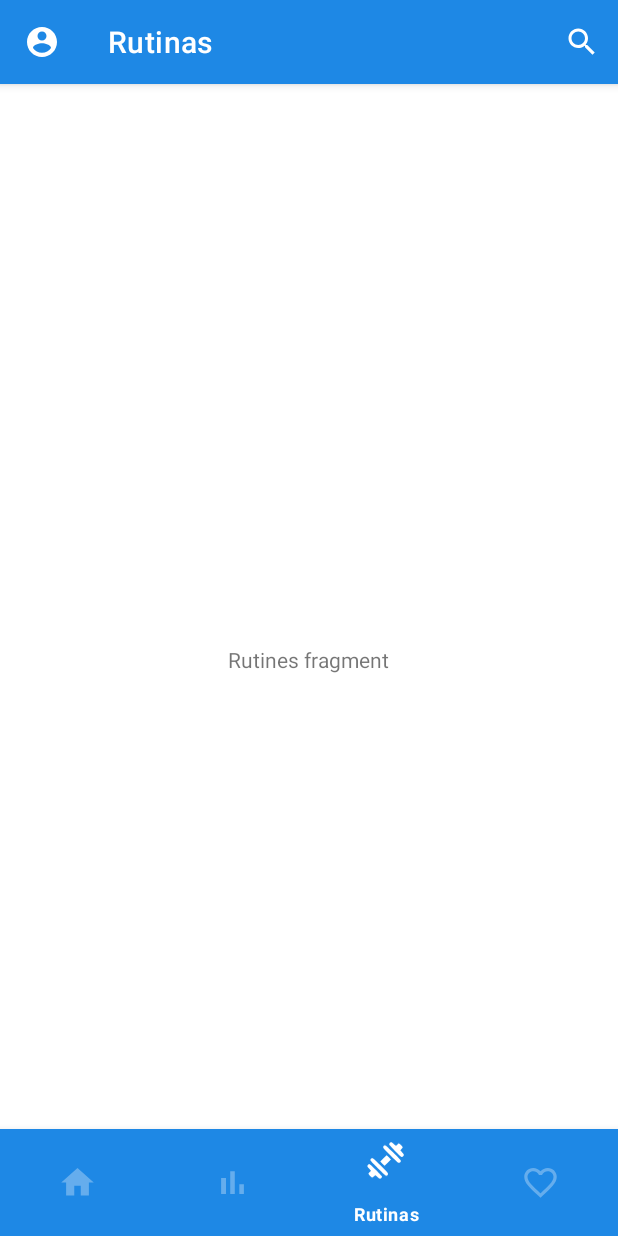
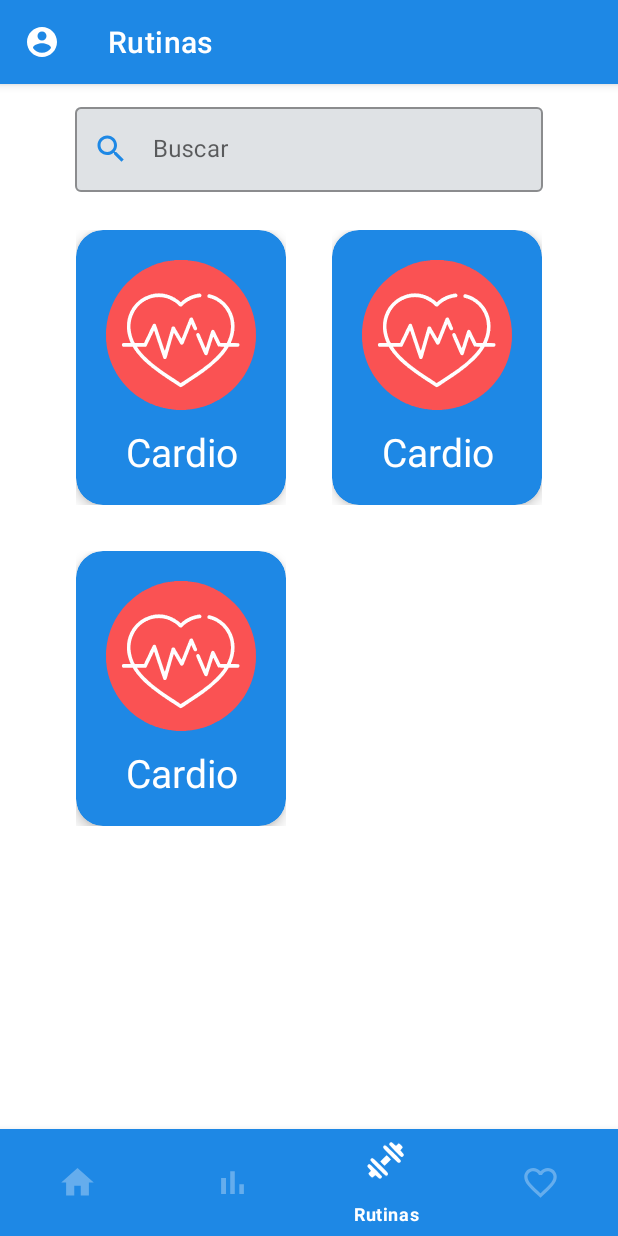
Before and after one commit to inesmarca/FittyApp, an Android app: the screen it shows after launch (MainActivity), item 3 of the bottom bar chosen, on a phone screen of 412 x 824 dp. Run offline under Robolectric (Android 15) with nearby library versions, the phone set to English and light mode, and no system bars.

Commit message:
vista de categorias

```diff
--- a/app/build.gradle
+++ b/app/build.gradle
@@ -41,4 +41,6 @@ dependencies {
     testImplementation 'junit:junit:4.13.1'
     androidTestImplementation 'androidx.test.ext:junit:1.1.2'
     androidTestImplementation 'androidx.test.espresso:espresso-core:3.3.0'
+    //noinspection GradleCompatible
+    implementation 'com.android.support:gridlayout-v7:28.0.0-rc02'
 }
--- a/app/src/main/java/com/example/fitty/MainActivity.java
+++ b/app/src/main/java/com/example/fitty/MainActivity.java
@@ -7,13 +7,9 @@ import androidx.fragment.app.Fragment;
 import android.annotation.SuppressLint;
 import android.os.Bundle;
 import android.view.MenuItem;
-import android.view.View;
-import android.widget.Button;
 
 import com.example.fitty.databinding.ActivityMainBinding;
 import com.google.android.material.bottomnavigation.BottomNavigationView;
-
-import java.util.zip.Inflater;
 
 public class MainActivity extends AppCompatActivity {
 
@@ -45,7 +41,7 @@ public class MainActivity extends AppCompatActivity {
                             fragment = new Progress();
                             break;
                         case R.id.rutines:
-                            fragment = new Rutines();
+                            fragment = new Routines();
                             break;
                         case R.id.favorites:
                             fragment = new Favoritas();
--- a/app/src/main/java/com/example/fitty/Rutines.java
+++ b/app/src/main/java/com/example/fitty/Routines.java
@@ -10,10 +10,10 @@ import android.view.ViewGroup;
 
 /**
  * A simple {@link Fragment} subclass.
- * Use the {@link Rutines#newInstance} factory method to
+ * Use the {@link Routines#newInstance} factory method to
  * create an instance of this fragment.
  */
-public class Rutines extends Fragment {
+public class Routines extends Fragment {
 
     // TODO: Rename parameter arguments, choose names that match
     // the fragment initialization parameters, e.g. ARG_ITEM_NUMBER
@@ -24,7 +24,7 @@ public class Rutines extends Fragment {
     private String mParam1;
     private String mParam2;
 
-    public Rutines() {
+    public Routines() {
         // Required empty public constructor
     }
 
@@ -37,8 +37,8 @@ public class Rutines extends Fragment {
      * @return A new instance of fragment Rutines.
      */
     // TODO: Rename and change types and number of parameters
-    public static Rutines newInstance(String param1, String param2) {
-        Rutines fragment = new Rutines();
+    public static Routines newInstance(String param1, String param2) {
+        Routines fragment = new Routines();
         Bundle args = new Bundle();
         args.putString(ARG_PARAM1, param1);
         args.putString(ARG_PARAM2, param2);
@@ -59,6 +59,6 @@ public class Rutines extends Fragment {
     public View onCreateView(LayoutInflater inflater, ViewGroup container,
                              Bundle savedInstanceState) {
         // Inflate the layout for this fragment
-        return inflater.inflate(R.layout.fragment_rutines, container, false);
+        return inflater.inflate(R.layout.fragment_routines, container, false);
     }
 }
--- a/app/src/main/res/layout/activity_main.xml
+++ b/app/src/main/res/layout/activity_main.xml
@@ -15,8 +15,8 @@
             style="@style/Widget.MaterialComponents.Toolbar.Primary"
             android:layout_width="match_parent"
             android:layout_height="match_parent"
+            android:textAlignment="center"
             app:itemIconSize="60dp"
-            app:menu="@menu/top_bar"
             app:navigationIcon="@drawable/ic_account_circle"
             app:title="FITTY" />
     </com.google.android.material.appbar.AppBarLayout>
--- /dev/null
+++ b/app/src/main/res/layout/category_card.xml
@@ -0,0 +1,52 @@
+<?xml version="1.0" encoding="utf-8"?>
+<androidx.constraintlayout.widget.ConstraintLayout xmlns:android="http://schemas.android.com/apk/res/android"
+    xmlns:app="http://schemas.android.com/apk/res-auto"
+    xmlns:tools="http://schemas.android.com/tools"
+    android:layout_width="match_parent"
+    android:layout_height="match_parent">
+
+    <com.google.android.material.card.MaterialCardView
+        android:id="@+id/card_cat"
+        android:layout_width="wrap_content"
+        android:layout_height="wrap_content"
+        app:cardBackgroundColor="@color/blue_1"
+        app:cardCornerRadius="18dp"
+        app:cardElevation="5dp"
+        tools:ignore="MissingConstraints">
+
+        <!-- Media -->
+        <LinearLayout
+            android:layout_width="match_parent"
+            android:layout_height="match_parent"
+            android:orientation="vertical">
+
+            <RelativeLayout
+                android:layout_width="match_parent"
+                android:layout_height="match_parent"
+                android:layout_marginHorizontal="10dp"
+                android:layout_marginTop="10dp">
+
+                <ImageView
+                    android:layout_width="100dp"
+                    android:layout_height="100dp"
+                    android:layout_centerHorizontal="true"
+                    android:layout_margin="10dp"
+                    android:scaleType="centerCrop"
+                    app:srcCompat="@drawable/ic_cardio" />
+
+            </RelativeLayout>
+
+            <TextView
+                android:id="@+id/textView"
+                android:layout_width="match_parent"
+                android:layout_height="wrap_content"
+                android:layout_marginBottom="18dp"
+                android:text="Cardio"
+                android:textAlignment="center"
+                android:textColor="@color/white"
+                android:textSize="26sp" />
+        </LinearLayout>
+
+    </com.google.android.material.card.MaterialCardView>
+
+</androidx.constraintlayout.widget.ConstraintLayout>
--- a/app/src/main/res/layout/fragment_home.xml
+++ b/app/src/main/res/layout/fragment_home.xml
@@ -3,11 +3,14 @@
     xmlns:tools="http://schemas.android.com/tools"
     android:layout_width="match_parent"
     android:layout_height="match_parent"
+    xmlns:app="http://schemas.android.com/apk/res-auto"
     tools:context=".Home">
 
     <include
         android:id="@+id/card_1"
-        layout="@layout/card_item" />
+        layout="@layout/card_item"
+        app:icon="@drawable/ic_cardio"
+        android:rating="3.5"   />
 
 
 </RelativeLayout>
--- /dev/null
+++ b/app/src/main/res/layout/fragment_routines.xml
@@ -0,0 +1,74 @@
+<?xml version="1.0" encoding="utf-8"?>
+<LinearLayout xmlns:android="http://schemas.android.com/apk/res/android"
+    xmlns:app="http://schemas.android.com/apk/res-auto"
+    xmlns:tools="http://schemas.android.com/tools"
+    android:layout_width="match_parent"
+    android:layout_height="match_parent"
+    android:orientation="vertical"
+    tools:context=".Routines">
+
+    <RelativeLayout
+        android:layout_width="match_parent"
+        android:layout_height="wrap_content"
+        android:layout_marginBottom="10dp"
+        android:layout_marginTop="10dp"
+        android:layout_marginHorizontal="50dp">
+
+        <com.google.android.material.textfield.TextInputLayout
+            android:id="@+id/textField"
+            style="@style/Widget.MaterialComponents.TextInputLayout.OutlinedBox"
+            android:layout_width="match_parent"
+            android:layout_height="wrap_content"
+            android:hint="@string/search"
+            app:boxBackgroundColor="@color/gray_2"
+            app:startIconTint="@color/blue_1"
+            app:startIconDrawable="@drawable/ic_search">
+
+            <com.google.android.material.textfield.TextInputEditText
+                android:layout_width="match_parent"
+                android:layout_height="wrap_content" />
+
+        </com.google.android.material.textfield.TextInputLayout>
+    </RelativeLayout>
+
+
+    <RelativeLayout
+        android:layout_width="match_parent"
+        android:layout_height="match_parent"
+        android:layout_marginHorizontal="20dp"
+        tools:ignore="UselessParent">
+
+        <androidx.gridlayout.widget.GridLayout
+            android:id="@+id/id_cats"
+            android:layout_width="wrap_content"
+            android:layout_height="wrap_content"
+            android:layout_centerHorizontal="true"
+            app:columnCount="2"
+            app:useDefaultMargins="true">
+
+            <include
+                android:id="@+id/cat1"
+                style="@style/cards"
+                layout="@layout/category_card"
+                android:layout_width="wrap_content"
+                android:layout_height="wrap_content"/>
+
+            <include
+                android:id="@+id/cat2"
+                style="@style/cards"
+                layout="@layout/category_card"
+                android:layout_width="wrap_content"
+                android:layout_height="wrap_content"/>
+
+            <include
+                android:id="@+id/cat3"
+                style="@style/cards"
+                layout="@layout/category_card"
+                android:layout_width="wrap_content"
+                android:layout_height="wrap_content"/>
+
+        </androidx.gridlayout.widget.GridLayout>
+    </RelativeLayout>
+
+
+</LinearLayout>
--- a/app/src/main/res/layout/fragment_rutines.xml
+++ /dev/null
@@ -1,15 +0,0 @@
-<?xml version="1.0" encoding="utf-8"?>
-<RelativeLayout xmlns:android="http://schemas.android.com/apk/res/android"
-    xmlns:tools="http://schemas.android.com/tools"
-    android:layout_width="match_parent"
-    android:layout_height="match_parent"
-    tools:context=".Rutines">
-
-    <!-- TODO: Update blank fragment layout -->
-    <TextView
-        android:layout_centerInParent="true"
-        android:layout_width="wrap_content"
-        android:layout_height="wrap_content"
-        android:text="Rutines fragment" />
-
-</RelativeLayout>
--- a/app/src/main/res/layout/login.xml
+++ b/app/src/main/res/layout/login.xml
@@ -31,7 +31,7 @@
         android:layout_width="match_parent"
         android:layout_height="wrap_content"
         android:layout_marginTop="20dp"
-        app:boxBackgroundColor="none"
+        app:boxBackgroundColor="@color/transparent"
         android:layout_marginHorizontal="20dp"
         app:layout_constraintEnd_toEndOf="parent"
         app:layout_constraintStart_toStartOf="parent"
@@ -53,7 +53,7 @@
         android:layout_height="wrap_content"
         android:layout_marginTop="20dp"
         app:endIconMode="password_toggle"
-        app:boxBackgroundColor="none"
+        app:boxBackgroundColor="@color/transparent"
         android:layout_marginHorizontal="20dp"
         app:layout_constraintEnd_toEndOf="parent"
         app:layout_constraintStart_toStartOf="parent"
--- a/app/src/main/res/layout/signup.xml
+++ b/app/src/main/res/layout/signup.xml
@@ -32,7 +32,7 @@
         android:layout_width="match_parent"
         android:layout_height="wrap_content"
         android:layout_marginTop="20dp"
-        app:boxBackgroundColor="none"
+        app:boxBackgroundColor="@color/transparent"
         android:layout_marginHorizontal="20dp"
         app:layout_constraintEnd_toEndOf="parent"
         app:layout_constraintStart_toStartOf="parent"
@@ -53,7 +53,7 @@
         android:layout_width="match_parent"
         android:layout_height="wrap_content"
         android:layout_marginTop="20dp"
-        app:boxBackgroundColor="none"
+        app:boxBackgroundColor="@color/transparent"
         android:layout_marginHorizontal="20dp"
         app:layout_constraintEnd_toEndOf="parent"
         app:layout_constraintStart_toStartOf="parent"
@@ -75,7 +75,7 @@
         android:layout_height="wrap_content"
         android:layout_marginTop="20dp"
         app:endIconMode="password_toggle"
-        app:boxBackgroundColor="none"
+        app:boxBackgroundColor="@color/transparent"
         android:layout_marginHorizontal="20dp"
         app:layout_constraintEnd_toEndOf="parent"
         app:layout_constraintStart_toStartOf="parent"
--- a/app/src/main/res/values/colors.xml
+++ b/app/src/main/res/values/colors.xml
@@ -12,4 +12,6 @@
     <color name="white_2">#50FFFFFF</color>
     <color name="yellow">#FDD835</color>
     <color name="gray">#a6acb3</color>
+    <color name="gray_2">#dfe2e5</color>
+    <color name="transparent">#00000000</color>
 </resources>
--- a/app/src/main/res/values/themes.xml
+++ b/app/src/main/res/values/themes.xml
@@ -18,4 +18,8 @@
         <item name="android:textSize">16sp</item>
         <item name="android:textAllCaps">false</item>
     </style>
+
+    <style name="cards">
+        <item name="android:layout_margin">15dp</item>
+    </style>
 </resources>
```
Also changed, not shown: 4 other files.
